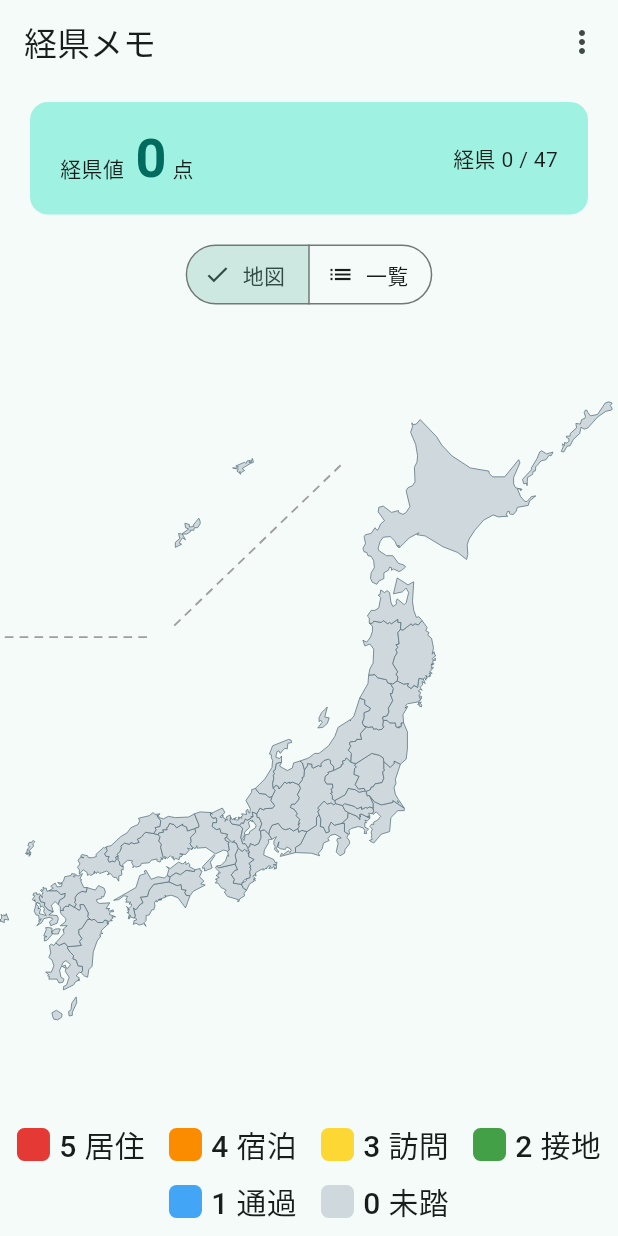
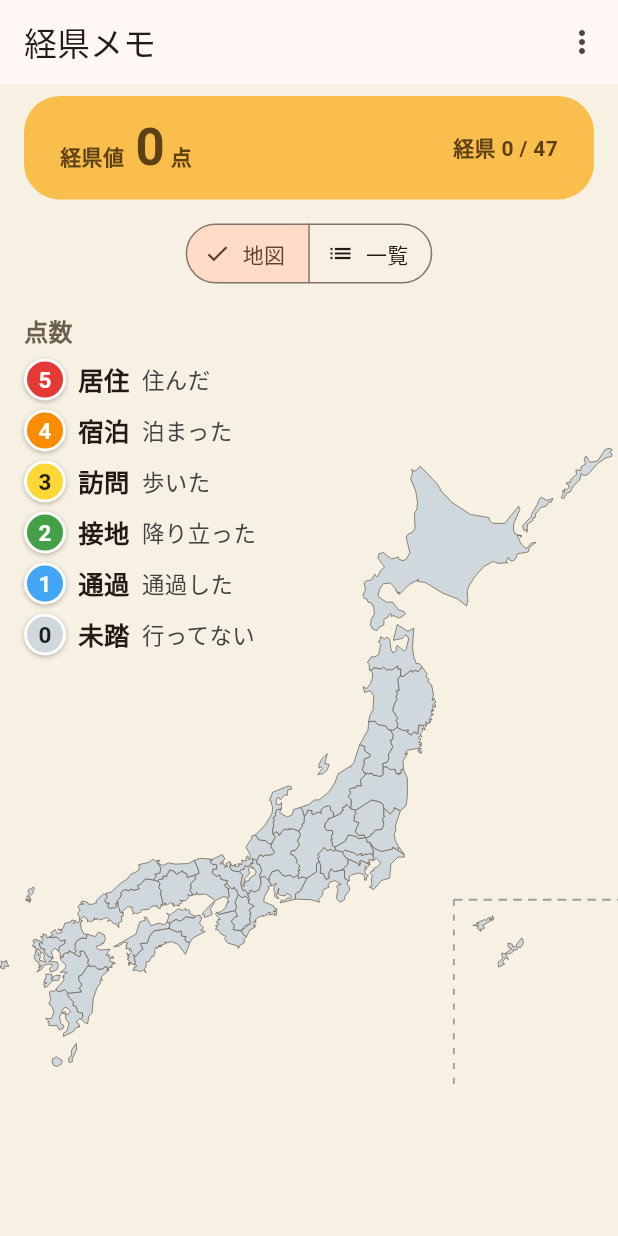
Before and after one commit to 2015521027/ashiato-map, a Flutter app: the screen it shows after launch, on a phone screen of 412 x 824 dp. Run offline on Flutter 3.47's test engine with Material 3 defaults, Android fonts, the phone set to English and light mode, and no system bars; our stand-ins replace image_picker, path_drawing, shared_preferences.

Commit message:
feat: 経県値スタイルのレイアウトに変更
- 沖縄・奄美の離島枠を左上から右下へ移動(区切り線もコーナー形に)
- 凡例を左上に縦並び配置(点数バッジ+ランク名+説明、地図にオーバーレイ)
- クリーム色の背景+暖色テーマ、スコアを黄色の丸型バナーに
- 地図の県境線を暖色系のダークグレーに変更

Co-Authored-By: Claude Fable 5 <noreply@anthropic.com>

```diff
--- a/lib/japan_map.dart
+++ b/lib/japan_map.dart
@@ -177,7 +177,7 @@ class _JapanMapPainter extends CustomPainter {
     canvas.scale(scale);
     final stroke = Paint()
       ..style = PaintingStyle.stroke
-      ..color = const Color(0xFF546E7A)
+      ..color = const Color(0xFF6B5E4F)
       ..strokeWidth = 1.2;
     for (final s in data.shapes) {
       final fill = Paint()
--- a/lib/main.dart
+++ b/lib/main.dart
@@ -20,7 +20,8 @@ class KeikenApp extends StatelessWidget {
     return MaterialApp(
       title: '経県メモ',
       theme: ThemeData(
-        colorSchemeSeed: const Color(0xFF00695C),
+        colorSchemeSeed: const Color(0xFFE07A2F),
+        scaffoldBackgroundColor: const Color(0xFFF7F1E3),
         useMaterial3: true,
       ),
       locale: const Locale('ja'),
@@ -111,17 +112,20 @@ class _HomeScreenState extends State<HomeScreen> {
         if (!snap.hasData) {
           return const Center(child: CircularProgressIndicator());
         }
-        return Column(
+        return Stack(
           children: [
-            Expanded(
+            Positioned.fill(
               child: JapanMap(
                 data: snap.data!,
                 rankByCode: _ranks,
                 onPrefTap: _openPref,
               ),
             ),
-            const _Legend(),
-            const SizedBox(height: 8),
+            const Positioned(
+              left: 16,
+              top: 8,
+              child: IgnorePointer(child: _LegendVertical()),
+            ),
           ],
         );
       },
@@ -251,74 +255,120 @@ class _ScoreHeader extends StatelessWidget {
 
   @override
   Widget build(BuildContext context) {
-    final scheme = Theme.of(context).colorScheme;
+    const brown = Color(0xFF5D4013);
     return Padding(
       padding: const EdgeInsets.fromLTRB(16, 8, 16, 12),
-      child: Card(
-        elevation: 0,
-        color: scheme.primaryContainer,
-        child: Padding(
-          padding: const EdgeInsets.symmetric(horizontal: 20, vertical: 12),
+      child: Container(
+        decoration: BoxDecoration(
+          color: const Color(0xFFF9BE4B),
+          borderRadius: BorderRadius.circular(24),
+        ),
+        padding: const EdgeInsets.symmetric(horizontal: 24, vertical: 10),
         child: Row(
           children: [
             Text.rich(
               TextSpan(
                 children: [
-                    const TextSpan(text: '経県値  '),
+                  const TextSpan(
+                    text: '経県値  ',
+                    style: TextStyle(
+                        color: brown, fontWeight: FontWeight.bold),
+                  ),
                   TextSpan(
                     text: '$score',
-                      style: TextStyle(
-                        fontSize: 36,
+                    style: const TextStyle(
+                      fontSize: 34,
                       fontWeight: FontWeight.bold,
-                        color: scheme.primary,
+                      color: brown,
                     ),
                   ),
-                    const TextSpan(text: ' 点'),
+                  const TextSpan(
+                    text: ' 点',
+                    style: TextStyle(
+                        color: brown, fontWeight: FontWeight.bold),
+                  ),
                 ],
               ),
             ),
             const Spacer(),
-              Text('経県 $visited / 47'),
+            Text(
+              '経県 $visited / 47',
+              style: const TextStyle(
+                  color: brown, fontWeight: FontWeight.w600),
+            ),
           ],
-          ),
         ),
       ),
     );
   }
 }
 
-class _Legend extends StatelessWidget {
-  const _Legend();
+class _LegendVertical extends StatelessWidget {
+  const _LegendVertical();
 
   @override
   Widget build(BuildContext context) {
-    return Padding(
-      padding: const EdgeInsets.symmetric(horizontal: 8),
-      child: Wrap(
-        spacing: 16,
-        runSpacing: 8,
-        alignment: WrapAlignment.center,
+    return Column(
+      crossAxisAlignment: CrossAxisAlignment.start,
+      mainAxisSize: MainAxisSize.min,
       children: [
+        const Text(
+          '点数',
+          style: TextStyle(
+            fontSize: 16,
+            fontWeight: FontWeight.bold,
+            color: Color(0xFF6B5E4F),
+          ),
+        ),
+        const SizedBox(height: 4),
         for (final r in kRanks)
-            Row(
+          Padding(
+            padding: const EdgeInsets.symmetric(vertical: 3),
+            child: Row(
               mainAxisSize: MainAxisSize.min,
               children: [
                 Container(
-                  width: 22,
-                  height: 22,
+                  width: 28,
+                  height: 28,
+                  alignment: Alignment.center,
                   decoration: BoxDecoration(
                     color: r.color,
-                    borderRadius: BorderRadius.circular(5),
-                  ),
-                ),
-                const SizedBox(width: 6),
-                Text('${r.value} ${r.label}',
-                    style: const TextStyle(
-                        fontSize: 20, fontWeight: FontWeight.w500)),
-              ],
+                    shape: BoxShape.circle,
+                    border: Border.all(color: Colors.white, width: 2),
+                    boxShadow: const [
+                      BoxShadow(
+                        color: Colors.black26,
+                        blurRadius: 2,
+                        offset: Offset(0, 1),
                       ),
                     ],
                   ),
+                  child: Text(
+                    '${r.value}',
+                    style: TextStyle(
+                      fontSize: 15,
+                      fontWeight: FontWeight.bold,
+                      color: (r.value == 3 || r.value == 0)
+                          ? Colors.black87
+                          : Colors.white,
+                    ),
+                  ),
+                ),
+                const SizedBox(width: 8),
+                Text(
+                  r.label,
+                  style: const TextStyle(
+                      fontSize: 17, fontWeight: FontWeight.bold),
+                ),
+                const SizedBox(width: 8),
+                Text(
+                  r.desc,
+                  style: TextStyle(fontSize: 15, color: Colors.grey[800]),
+                ),
+              ],
+            ),
+          ),
+      ],
     );
   }
 }
--- a/lib/models.dart
+++ b/lib/models.dart
@@ -10,12 +10,12 @@ class RankDef {
 }
 
 const List<RankDef> kRanks = [
-  RankDef(5, '居住', '住んだ(住んでいる)', Color(0xFFE53935)),
+  RankDef(5, '居住', '住んだ', Color(0xFFE53935)),
   RankDef(4, '宿泊', '泊まった', Color(0xFFFB8C00)),
   RankDef(3, '訪問', '歩いた', Color(0xFFFDD835)),
-  RankDef(2, '接地', '降り立った(乗換など)', Color(0xFF43A047)),
+  RankDef(2, '接地', '降り立った', Color(0xFF43A047)),
   RankDef(1, '通過', '通過した', Color(0xFF42A5F5)),
-  RankDef(0, '未踏', '行ったことがない', Color(0xFFCFD8DC)),
+  RankDef(0, '未踏', '行ってない', Color(0xFFCFD8DC)),
 ];
 
 RankDef rankDef(int value) => kRanks.firstWhere((r) => r.value == value);
```
Also changed, not shown: assets/japan.svg. Lines whose indentation alone changed are shown as unchanged.
